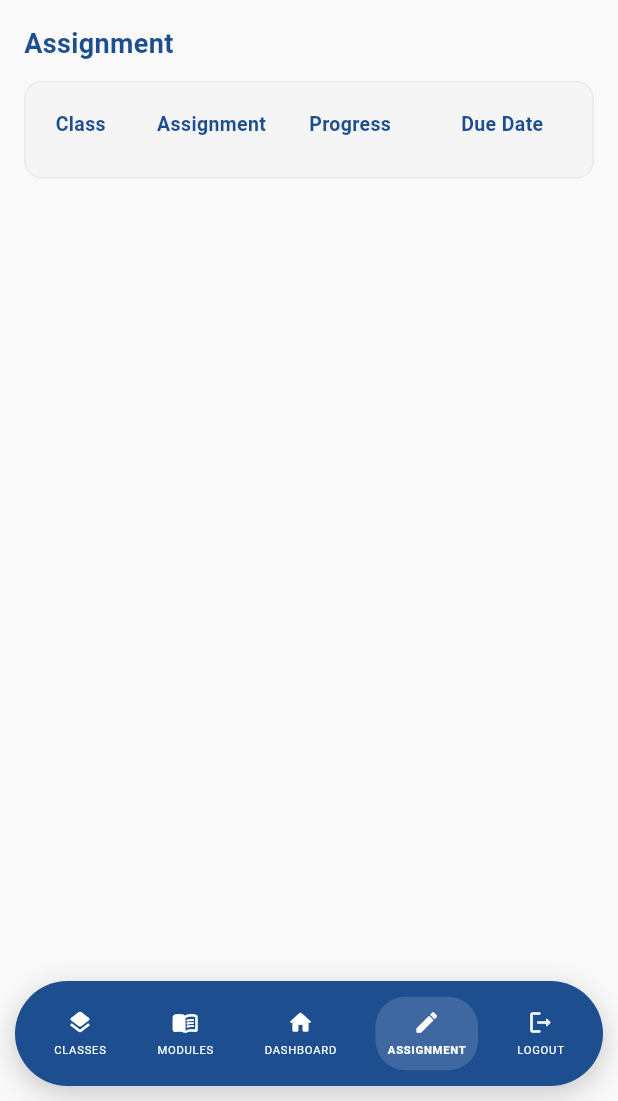
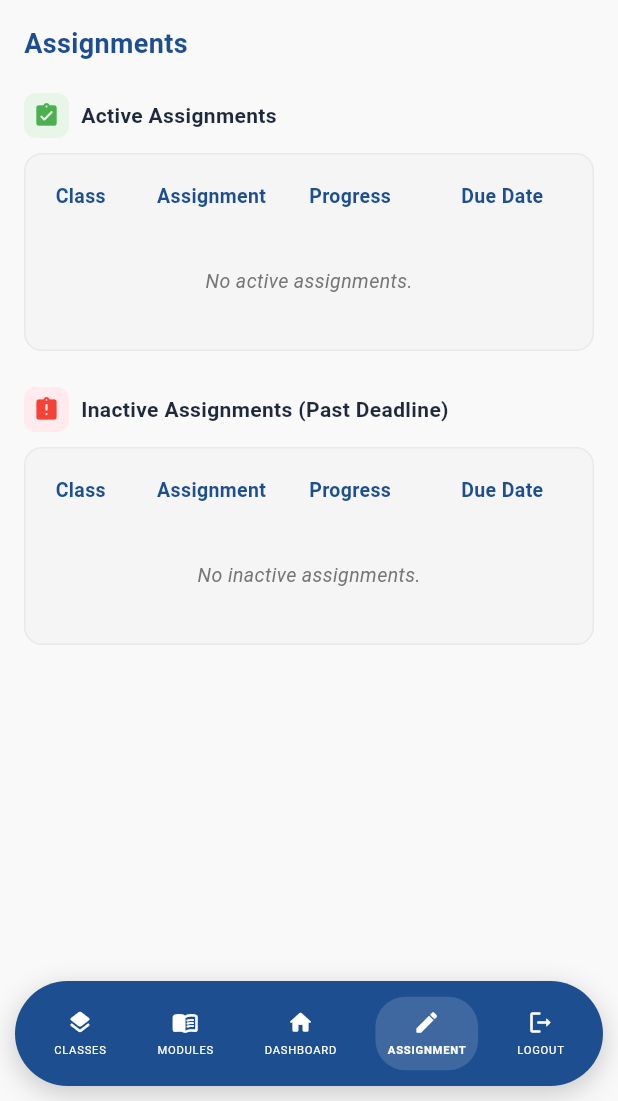
Before and after one commit to Lexter22/studFy, a Flutter app: the ProfessorAssignmentsScreen screen opened by its route, on a phone screen of 412 x 824 dp, the part 135-1236 px from its top. Run offline on Flutter 3.47's test engine with Material 3 defaults, Android fonts, the phone set to English and light mode, and no system bars; our stand-ins replace file_picker, go_router, shared_preferences, supabase_flutter, web; missing offline and left inert: excel; accounts and stored records are empty.

Commit message:
separate assignments into active and inactive sections with auto-delete and limit logic

```diff
--- a/lib/features/professor/data/repositories/professor_repository.dart
+++ b/lib/features/professor/data/repositories/professor_repository.dart
@@ -227,6 +227,10 @@ class ProfessorRepository {
       fileName: r['file_name']?.toString(),
       moduleId: r['module_id']?.toString(),
     )).toList();
+  }
+
+  Future<void> deleteAssignment(String assignmentId) async {
+    await _client.from('assignments').delete().eq('id', assignmentId);
   }
 
   Future<void> createAssignment({
--- a/lib/features/professor/presentation/screens/professor_assignments_screen.dart
+++ b/lib/features/professor/presentation/screens/professor_assignments_screen.dart
@@ -18,7 +18,8 @@ class ProfessorAssignmentsScreen extends StatefulWidget {
 class _ProfessorAssignmentsScreenState extends State<ProfessorAssignmentsScreen> {
   final _repo = const ProfessorRepository();
   bool _loading = true;
-  List<_AssignmentRowData> _assignments = [];
+  List<_AssignmentRowData> _activeAssignments = [];
+  List<_AssignmentRowData> _inactiveAssignments = [];
 
   @override
   void initState() {
@@ -30,13 +31,15 @@ class _ProfessorAssignmentsScreenState extends State<ProfessorAssignmentsScreen>
     setState(() => _loading = true);
     try {
       final subjects = await _repo.fetchMySubjects();
-      final List<_AssignmentRowData> temp = [];
+      final List<_AssignmentRowData> activeTemp = [];
+      final List<_AssignmentRowData> inactiveTemp = [];
+      final now = DateTime.now();
 
       for (final sub in subjects) {
         final assignList = await _repo.fetchAssignments(sub.id);
         for (final a in assignList) {
           final count = await _repo.fetchAssignmentSubmissionCount(a.id);
-          temp.add(_AssignmentRowData(
+          final row = _AssignmentRowData(
             subjectId: sub.id,
             subjectName: sub.name,
             classCode: sub.classLabel,
@@ -48,13 +51,41 @@ class _ProfessorAssignmentsScreenState extends State<ProfessorAssignmentsScreen>
                 : 'No Deadline',
             assignment: a,
             studentCount: sub.studentCount,
-          ));
+          );
+
+          if (a.deadline == null || !now.isAfter(a.deadline!)) {
+            activeTemp.add(row);
+          } else {
+            inactiveTemp.add(row);
           }
+        }
+      }
+
+      // Auto-delete inactive assignments past 30 days
+      final List<_AssignmentRowData> remainingInactive = [];
+      for (final row in inactiveTemp) {
+        final deadline = row.assignment.deadline!;
+        if (now.difference(deadline).inDays > 30) {
+          await _repo.deleteAssignment(row.assignment.id);
+        } else {
+          remainingInactive.add(row);
+        }
+      }
+
+      // Limit inactive assignments to 30 (delete oldest if > 30)
+      if (remainingInactive.length > 30) {
+        remainingInactive.sort((x, y) => x.assignment.deadline!.compareTo(y.assignment.deadline!));
+        final toDeleteCount = remainingInactive.length - 30;
+        for (int i = 0; i < toDeleteCount; i++) {
+          await _repo.deleteAssignment(remainingInactive[i].assignment.id);
+        }
+        remainingInactive.removeRange(0, toDeleteCount);
       }
 
       if (mounted) {
         setState(() {
-          _assignments = temp;
+          _activeAssignments = activeTemp;
+          _inactiveAssignments = remainingInactive;
           _loading = false;
         });
       }
@@ -63,10 +94,6 @@ class _ProfessorAssignmentsScreenState extends State<ProfessorAssignmentsScreen>
         setState(() => _loading = false);
       }
     }
-  }
-
-  List<_AssignmentRowData> get _displayAssignments {
-    return _assignments;
   }
 
   @override
@@ -131,17 +158,78 @@ class _ProfessorAssignmentsScreenState extends State<ProfessorAssignmentsScreen>
                       children: [
                         // Title
                         const Text(
-                          'Assignment',
+                          'Assignments',
                           style: TextStyle(
                             fontSize: 18,
                             fontWeight: FontWeight.bold,
                             color: AppColors.authPrimary,
                           ),
                         ),
-                        const SizedBox(height: 12),
+                        const SizedBox(height: 20),
 
-                        // Assignment Table Container
+                        // Active Assignments Title
+                        Row(
+                          children: [
                             Container(
+                              padding: const EdgeInsets.all(6),
+                              decoration: BoxDecoration(
+                                color: Colors.green.shade50,
+                                borderRadius: BorderRadius.circular(8),
+                              ),
+                              child: const Icon(Icons.assignment_turned_in_rounded, color: Colors.green, size: 18),
+                            ),
+                            const SizedBox(width: 8),
+                            const Text(
+                              'Active Assignments',
+                              style: TextStyle(
+                                fontSize: 14,
+                                fontWeight: FontWeight.bold,
+                                color: Color(0xFF1E293B),
+                              ),
+                            ),
+                          ],
+                        ),
+                        const SizedBox(height: 10),
+                        _buildAssignmentTable(_activeAssignments, 'No active assignments.'),
+
+                        const SizedBox(height: 24),
+
+                        // Inactive Assignments Title
+                        Row(
+                          children: [
+                            Container(
+                              padding: const EdgeInsets.all(6),
+                              decoration: BoxDecoration(
+                                color: Colors.red.shade50,
+                                borderRadius: BorderRadius.circular(8),
+                              ),
+                              child: const Icon(Icons.assignment_late_rounded, color: Colors.red, size: 18),
+                            ),
+                            const SizedBox(width: 8),
+                            const Text(
+                              'Inactive Assignments (Past Deadline)',
+                              style: TextStyle(
+                                fontSize: 14,
+                                fontWeight: FontWeight.bold,
+                                color: Color(0xFF1E293B),
+                              ),
+                            ),
+                          ],
+                        ),
+                        const SizedBox(height: 10),
+                        _buildAssignmentTable(_inactiveAssignments, 'No inactive assignments.'),
+                      ],
+                    ),
+                  ),
+          ),
+          const ProfessorFloatingNavBar(currentIndex: 3),
+        ],
+      ),
+    );
+  }
+
+  Widget _buildAssignmentTable(List<_AssignmentRowData> list, String emptyMessage) {
+    return Container(
       decoration: BoxDecoration(
         color: const Color(0xFFF5F5F5),
         borderRadius: BorderRadius.circular(12),
@@ -205,15 +293,22 @@ class _ProfessorAssignmentsScreenState extends State<ProfessorAssignmentsScreen>
           const SizedBox(height: 8),
 
           // Dynamic or Fallback Rows
-                              ..._displayAssignments.map((aData) => _buildTableRow(aData)),
-                            ],
-                          ),
-                        ),
-                      ],
+          if (list.isEmpty)
+            Padding(
+              padding: const EdgeInsets.symmetric(vertical: 24),
+              child: Center(
+                child: Text(
+                  emptyMessage,
+                  style: TextStyle(
+                    color: Colors.grey.shade600,
+                    fontSize: 13,
+                    fontStyle: FontStyle.italic,
                   ),
                 ),
               ),
-          const ProfessorFloatingNavBar(currentIndex: 3),
+            )
+          else
+            ...list.map((aData) => _buildTableRow(aData)),
         ],
       ),
     );
```
Lines whose indentation alone changed are shown as unchanged.
